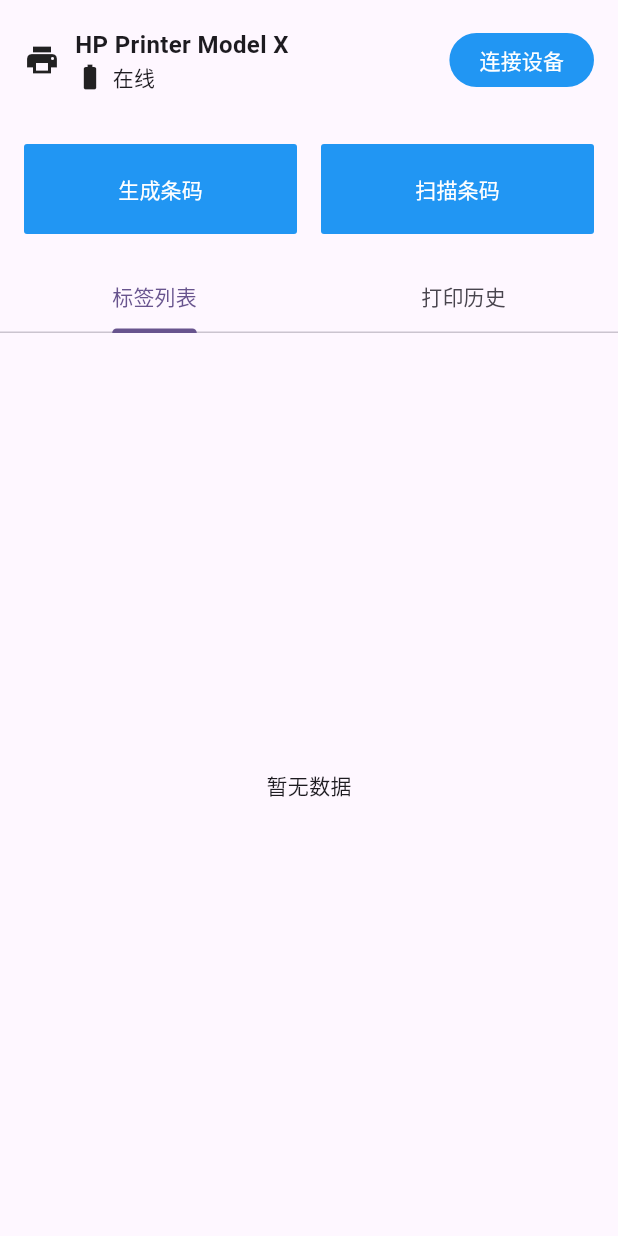
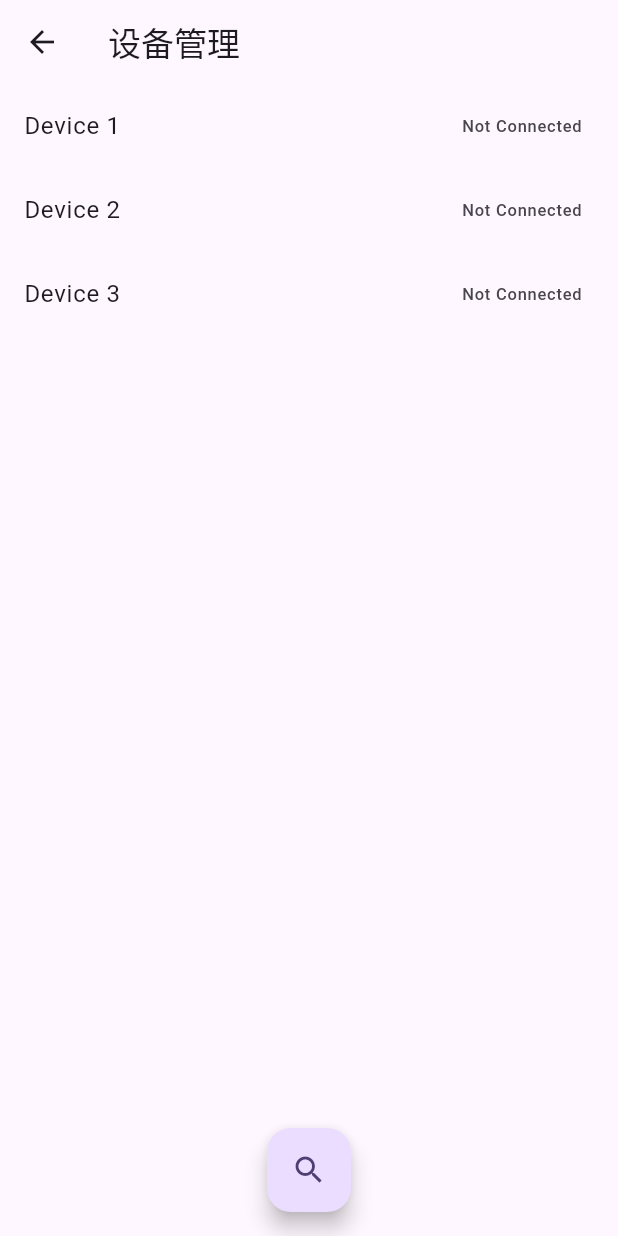
Before and after one commit to benggee/marker, a Flutter app: the screen it shows after launch, after a tap on "连接设备", on a phone screen of 412 x 824 dp. Run offline on Flutter 3.47's test engine with Material 3 defaults, Android fonts, the phone set to English and light mode, and no system bars.

Commit message:
feat: add device page

```diff
--- a/lib/main.dart
+++ b/lib/main.dart
@@ -1,22 +1,25 @@
 import 'package:flutter/material.dart';
-import 'package:marker/views/home.dart';
+import 'package:marker/route/utils.dart';
+import 'package:marker/route/routes.dart';
 
 void main() {
-  runApp(const MyApp());
+  runApp(const Marker());
 }
 
-class MyApp extends StatelessWidget {
-  const MyApp({super.key});
+class Marker extends StatelessWidget {
+  const Marker({super.key});
 
   @override
   Widget build(BuildContext context) {
     return MaterialApp(
-      title: 'Flutter Demo',
+      title: 'Marker',
       theme: ThemeData(
         colorScheme: ColorScheme.fromSeed(seedColor: Colors.deepPurple),
         useMaterial3: true,
       ),
-      home: Home(),
+      navigatorKey: Utils.navigatorKey,
+      onGenerateRoute: Routes.generateRoute,
+      initialRoute: RoutePath.home,
     );
   }
 }
--- /dev/null
+++ b/lib/route/routes.dart
@@ -0,0 +1,45 @@
+
+import 'package:flutter/cupertino.dart';
+import 'package:flutter/material.dart';
+import 'package:marker/views/device/device.dart';
+import 'package:marker/views/home/home.dart';
+
+class Routes {
+  static Route<dynamic> generateRoute(RouteSettings settings) {
+    switch (settings.name) {
+      case RoutePath.home:
+        return pageRoute(Home(), settings: settings);
+      case RoutePath.device:
+        return pageRoute(Device(), settings: settings);
+      default:
+        return pageRoute(Scaffold(
+                          body: SafeArea(
+                            child: Center(
+                              child: Text("No route defined for ${settings.name}")
+                            )
+                          )
+                        ));
+    }
+  }
+
+  static MaterialPageRoute pageRoute(Widget page, {
+    RouteSettings? settings,
+    bool? fullscreenDialog,
+    bool? maintainState,
+    bool? allowSnapshotting,
+  }) {
+    return MaterialPageRoute(
+      builder: (_) => page,
+      settings: settings,
+      fullscreenDialog: fullscreenDialog ?? false,
+      maintainState: maintainState ?? true,
+      allowSnapshotting: allowSnapshotting ?? true,
+    );
+  }
+}
+
+class RoutePath {
+  static const String home = "/";
+
+  static const String device = "/device";
+}
--- /dev/null
+++ b/lib/route/utils.dart
@@ -0,0 +1,92 @@
+
+import 'package:flutter/cupertino.dart';
+import 'package:flutter/material.dart';
+
+class Utils {
+  Utils._();
+
+  static final navigatorKey = GlobalKey<NavigatorState>();
+
+  // App Root Context
+  static BuildContext get context => navigatorKey.currentContext!;
+
+  static NavigatorState get navigator => navigatorKey.currentState!;
+
+  static Future push(
+      BuildContext context,
+      Widget page, {
+        bool? fullscreenDialog,
+        RouteSettings? settings,
+        bool maintainState = true,
+      }) {
+    return Navigator.push(
+        context,
+        MaterialPageRoute(
+          builder: (_) => page,
+          fullscreenDialog: fullscreenDialog ?? false,
+          settings: settings,
+          maintainState: maintainState,
+        ));
+  }
+
+  // Redirect to named route
+  static Future pushWithNamed(
+      BuildContext context,
+      String name, {
+        Object? arguments,
+      }) {
+    return Navigator.pushNamed(context, name, arguments: arguments);
+  }
+
+  // Custom route
+  static Future pushWithPageRoute(BuildContext context, Route route) {
+    return Navigator.push(context, route);
+  }
+
+  static Future pushNamedAndRemoveUntil(
+      BuildContext context,
+      String name, {
+        Object? arguments,
+      }) {
+    return Navigator.pushNamedAndRemoveUntil(context, name, (route) => false, arguments: arguments);
+  }
+
+  // Clean stack and sta on current page
+  static Future pushAndRemoveUntil(
+      BuildContext context,
+      Widget page, {
+        bool? fullscreenDialog,
+        RouteSettings? settings,
+        bool maintainState = true,
+      }) {
+    return Navigator.pushAndRemoveUntil(
+        context,
+        MaterialPageRoute(
+            builder: (_) => page,
+            fullscreenDialog: fullscreenDialog??false,
+            settings: settings,
+            maintainState: maintainState
+        ),
+            (route) => false);
+  }
+
+  // Replace current Route
+  static Future pushReplacement(BuildContext context, Route route, {Object? result}) {
+    return Navigator.pushReplacement(context, route, result: result);
+  }
+
+  // Replace curr Route
+  static Future pushReplacementNamed(
+      BuildContext context,
+      String name, {
+        Object? result,
+        Object? arguments,
+      }) {
+    return Navigator.pushReplacementNamed(context, name, arguments: arguments, result: result);
+  }
+
+  // Close current Page
+  static void pop(BuildContext context) {
+    Navigator.pop(context);
+  }
+}
--- /dev/null
+++ b/lib/views/device/device.dart
@@ -0,0 +1,94 @@
+import 'package:flutter/cupertino.dart';
+import 'package:flutter/material.dart';
+
+class Device extends StatefulWidget {
+  @override
+  State<StatefulWidget> createState() {
+    return _Device();
+  }
+}
+
+class _Device extends State<Device> {
+  String? title;
+
+  List<Map<String, String>> devices = [
+    {"name": "Device 1", "status": "Not Connected"},
+    {"name": "Device 2", "status": "Not Connected"},
+    {"name": "Device 3", "status": "Not Connected"},
+  ];
+
+  bool isLoading = false;
+
+  @override
+  void initState(){
+    super.initState();
+
+    WidgetsBinding.instance.addPostFrameCallback((timestamp) {
+      var args = ModalRoute.of(context)?.settings.arguments;
+      if (args is Map) {
+        title = args["title"];
+        setState(() {
+
+        });
+      }
+    });
+  }
+
+  @override
+  Widget build(BuildContext context) {
+    return Scaffold(
+      appBar: AppBar(title: Text(title ?? "")),
+      body: SafeArea(
+        child: Stack(
+          children: [
+            Column(
+              children: [
+                Expanded(
+                  child: ListView.builder(
+                    itemCount: devices.length,
+                    itemBuilder: (context, index) {
+                      return ListTile(
+                        title: Text(devices[index]["name"]!),
+                        trailing: Text(devices[index]["status"]!),
+                        onTap: () {
+                          setState(() {
+                            isLoading = true;
+                          });
+                          // 模拟连接延时
+                          Future.delayed(Duration(seconds: 2), () {
+                            setState(() {
+                              devices[index]["status"] = "Connected";
+                              isLoading = false;
+                            });
+                          });
+                        },
+                      );
+                    },
+                  ),
+                ),
+                SizedBox(height: 80), // 给底部按钮留出空间
+              ],
+            ),
+            if (isLoading)
+              Center(
+                child: CircularProgressIndicator(),
+              ),
+            Positioned(
+              bottom: 16,
+              left: 0,
+              right: 0,
+              child: Center(
+                child: FloatingActionButton(
+                  onPressed: () {
+                    // 开始搜索蓝牙设备的逻辑
+                  },
+                  child: Icon(Icons.search),
+                ),
+              ),
+            ),
+          ],
+        ),
+      ),
+    );
+  }
+}
--- a/lib/views/home.dart
+++ b/lib/views/home/home.dart
@@ -1,6 +1,8 @@
 import 'package:flutter/cupertino.dart';
 import 'package:flutter/material.dart';
 import 'package:flutter/widgets.dart';
+import 'package:marker/route/routes.dart';
+import 'package:marker/route/utils.dart';
 
 class Home extends StatefulWidget {
   @override
@@ -66,6 +68,9 @@ class _Home extends State<Home> {
               ),
               child: TextButton(
                 onPressed: () {
+                  Utils.pushWithNamed(context, RoutePath.device, arguments: {
+                    "title": "设备管理",
+                  });
                   // 连接设备的逻辑
                   print('Connecting to device...');
                 },
```
